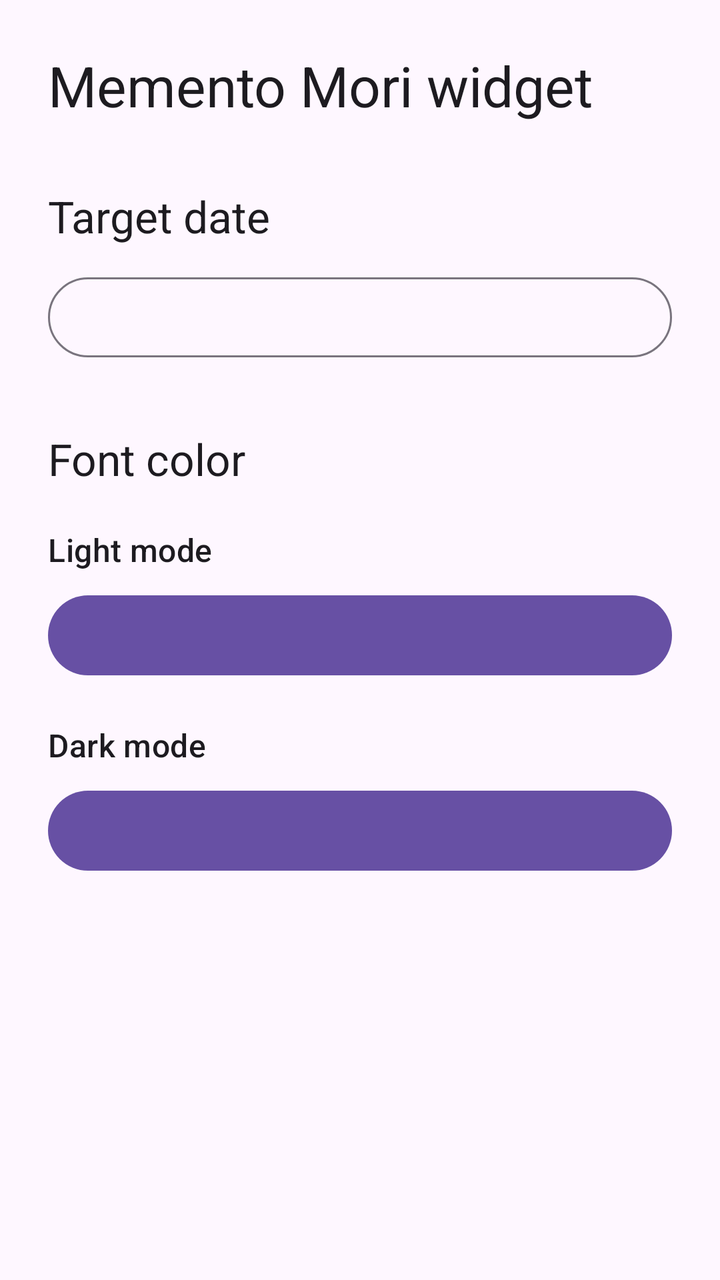
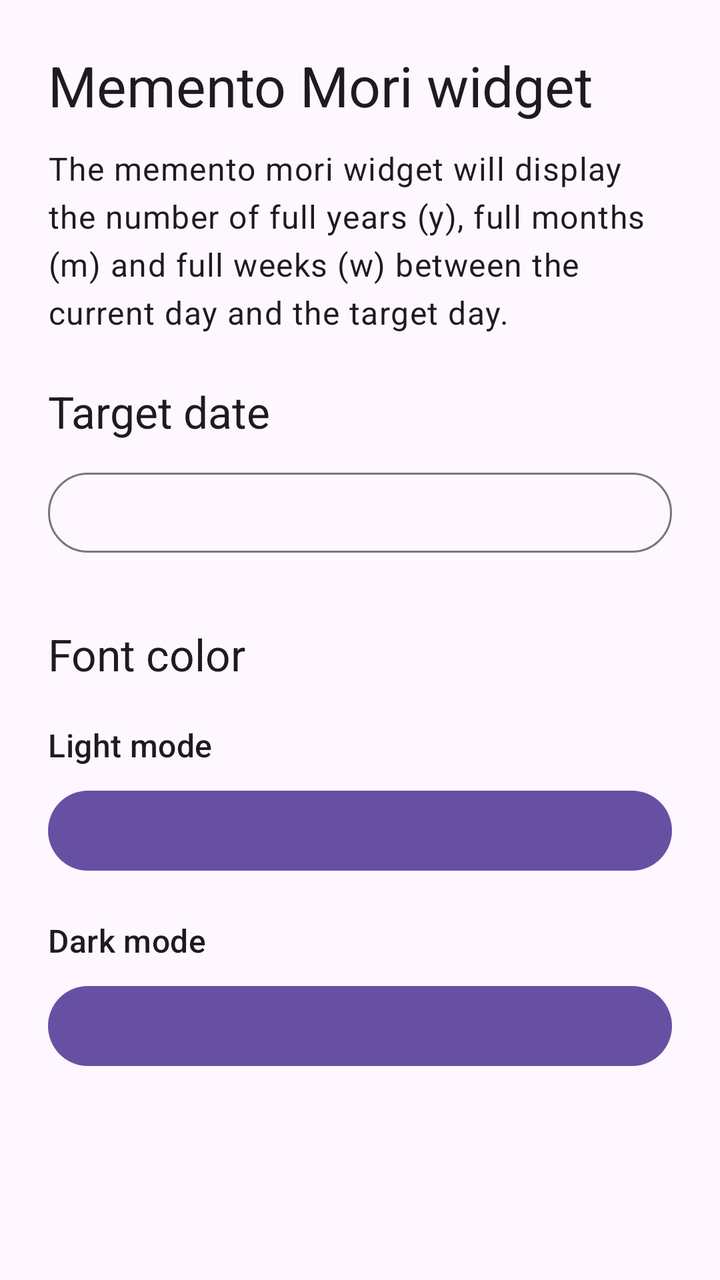

Before-and-after screenshots of an Android layout around one commit, followed by the original layout XML and the change that was made.
<!-- AndroidManifest.xml: application theme Theme.App -->
<!-- res/layout/activity_main.xml -->
<?xml version="1.0" encoding="utf-8"?>
<ScrollView xmlns:android="http://schemas.android.com/apk/res/android"
    android:id="@+id/settings_root"
    android:layout_width="match_parent"
    android:layout_height="match_parent"
    android:fillViewport="true">

    <LinearLayout
        android:layout_width="match_parent"
        android:layout_height="wrap_content"
        android:orientation="vertical"
        android:padding="24dp">

        <com.google.android.material.textview.MaterialTextView
            android:layout_width="match_parent"
            android:layout_height="wrap_content"
            android:text="@string/settings_title"
            android:textAppearance="@style/TextAppearance.Material3.HeadlineMedium" />

        <com.google.android.material.textview.MaterialTextView
            android:layout_width="match_parent"
            android:layout_height="wrap_content"
            android:layout_marginTop="32dp"
            android:text="@string/target_date"
            android:textAppearance="@style/TextAppearance.Material3.TitleLarge" />

        <com.google.android.material.button.MaterialButton
            android:id="@+id/target_date_button"
            style="@style/Widget.Material3.Button.OutlinedButton"
            android:layout_width="match_parent"
            android:layout_height="wrap_content"
            android:layout_marginTop="12dp" />

        <com.google.android.material.textview.MaterialTextView
            android:layout_width="match_parent"
            android:layout_height="wrap_content"
            android:layout_marginTop="32dp"
            android:text="@string/font_color"
            android:textAppearance="@style/TextAppearance.Material3.TitleLarge" />

        <com.google.android.material.textview.MaterialTextView
            android:layout_width="match_parent"
            android:layout_height="wrap_content"
            android:layout_marginTop="20dp"
            android:text="@string/light_mode"
            android:textAppearance="@style/TextAppearance.Material3.TitleMedium" />

        <com.google.android.material.button.MaterialButton
            android:id="@+id/light_color_button"
            android:layout_width="match_parent"
            android:layout_height="wrap_content"
            android:layout_marginTop="8dp" />

        <com.google.android.material.textview.MaterialTextView
            android:layout_width="match_parent"
            android:layout_height="wrap_content"
            android:layout_marginTop="20dp"
            android:text="@string/dark_mode"
            android:textAppearance="@style/TextAppearance.Material3.TitleMedium" />

        <com.google.android.material.button.MaterialButton
            android:id="@+id/dark_color_button"
            android:layout_width="match_parent"
            android:layout_height="wrap_content"
            android:layout_marginTop="8dp" />

    </LinearLayout>
</ScrollView>
<!-- resources referenced by this layout -->
<resources>
  <string name="dark_mode">Dark mode</string>
  <string name="font_color">Font color</string>
  <string name="light_mode">Light mode</string>
  <string name="settings_title">Memento Mori widget</string>
  <string name="target_date">Target date</string>
  <style name="Theme.App" parent="Theme.Material3.DayNight.NoActionBar" />
</resources>

<!-- the commit's change to res/layout/activity_main.xml (unified diff, before → after) -->
@@ -6,6 +6,7 @@
     android:fillViewport="true">
 
     <LinearLayout
+        android:id="@+id/settings_content"
         android:layout_width="match_parent"
         android:layout_height="wrap_content"
         android:orientation="vertical"
@@ -20,7 +21,14 @@
         <com.google.android.material.textview.MaterialTextView
             android:layout_width="match_parent"
             android:layout_height="wrap_content"
-            android:layout_marginTop="32dp"
+            android:layout_marginTop="12dp"
+            android:text="@string/settings_description"
+            android:textAppearance="@style/TextAppearance.Material3.BodyLarge" />
+
+        <com.google.android.material.textview.MaterialTextView
+            android:layout_width="match_parent"
+            android:layout_height="wrap_content"
+            android:layout_marginTop="24dp"
             android:text="@string/target_date"
             android:textAppearance="@style/TextAppearance.Material3.TitleLarge" />
 
<!-- resource entries referenced after the edit -->
@@ -3,6 +3,7 @@
   <string name="dark_mode">Dark mode</string>
   <string name="font_color">Font color</string>
   <string name="light_mode">Light mode</string>
+  <string name="settings_description">The memento mori widget will display the number of full years (y), full months (m) and full weeks (w) between the current day and the target day.</string>
   <string name="settings_title">Memento Mori widget</string>
   <string name="target_date">Target date</string>
   <style name="Theme.App" parent="Theme.Material3.DayNight.NoActionBar" />
